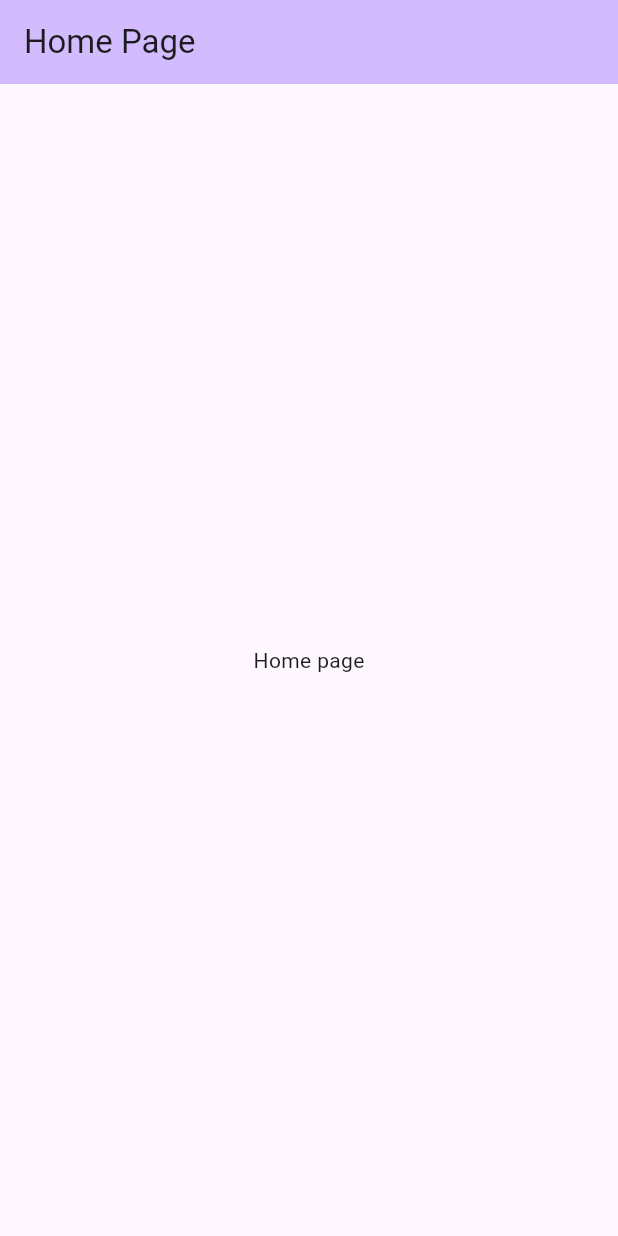
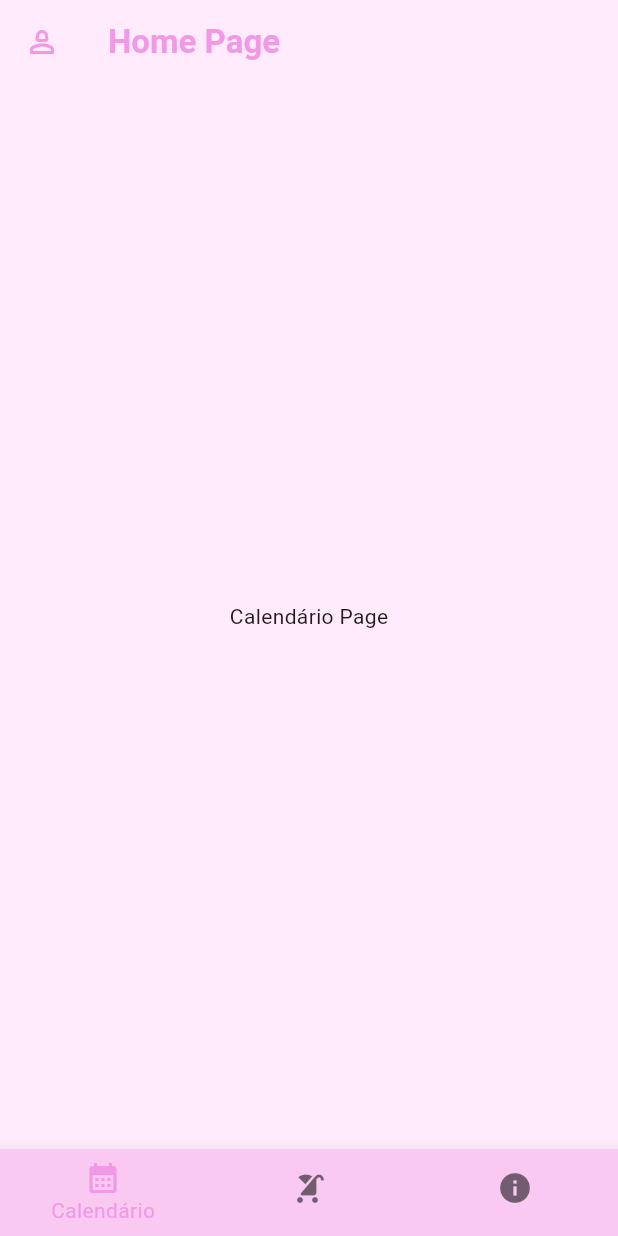
Before and after one commit to gabrielnuss/app_bumpbuddy, a Flutter app: the screen it shows after launch, on a phone screen of 412 x 824 dp. Run offline on Flutter 3.47's test engine with Material 2 defaults, Android fonts, the light colour scheme and no system bars.

Commit message:
adicionado telas lista de semanas

```diff
--- a/app_bumpbuddy/lib/app.dart
+++ b/app_bumpbuddy/lib/app.dart
@@ -9,7 +9,11 @@ class MyApp extends StatelessWidget {
     return MaterialApp(
       title: 'Flutter Demo',
       theme: ThemeData(
-        colorScheme: ColorScheme.fromSeed(seedColor: Colors.deepPurple),
+        colorScheme: ColorScheme.fromSeed(
+            seedColor: Colors.pink,
+            background: Color.fromARGB(255, 255, 235, 252),
+            primary: Color.fromARGB(255, 249, 201, 242),
+            inverseSurface: Color.fromARGB(255, 242, 153, 230)),
         useMaterial3: true,
       ),
       home: const MyHomePage(),
--- a/app_bumpbuddy/lib/pages/calendario_page.dart
+++ b/app_bumpbuddy/lib/pages/calendario_page.dart
@@ -0,0 +1,17 @@
+import 'package:flutter/material.dart';
+
+class CalendarioPage extends StatefulWidget {
+  const CalendarioPage({super.key});
+
+  @override
+  State<CalendarioPage> createState() => _CalendarioPageState();
+}
+
+class _CalendarioPageState extends State<CalendarioPage> {
+  @override
+  Widget build(BuildContext context) {
+    return Center(
+      child: Text("Calendário Page"),
+    );
+  }
+}
--- a/app_bumpbuddy/lib/pages/home_page.dart
+++ b/app_bumpbuddy/lib/pages/home_page.dart
@@ -1,3 +1,6 @@
+import 'package:app_bumpbuddy/pages/calendario_page.dart';
+import 'package:app_bumpbuddy/pages/dicas_page.dart';
+import 'package:app_bumpbuddy/pages/semanas_page.dart';
 import 'package:flutter/material.dart';
 
 class MyHomePage extends StatefulWidget {
@@ -8,14 +11,54 @@ class MyHomePage extends StatefulWidget {
 }
 
 class _MyHomePageState extends State<MyHomePage> {
+  PageController pageController = PageController();
+  int posicaoPagina = 0;
+
   @override
   Widget build(BuildContext context) {
-    return Scaffold(
-      appBar: AppBar(
-        backgroundColor: Theme.of(context).colorScheme.inversePrimary,
-        title: const Text("Home Page"),
+    return SafeArea(
+      child: Scaffold(
+        backgroundColor: Theme.of(context).colorScheme.background,
+        appBar: AppBar(
+          leading: Icon(
+            Icons.person_2_outlined,
+            color: Theme.of(context).colorScheme.inverseSurface,
+          ),
+          backgroundColor: Theme.of(context).colorScheme.background,
+          title: Text(
+            "Home Page",
+            style: TextStyle(
+                color: Theme.of(context).colorScheme.inverseSurface,
+                fontWeight: FontWeight.bold),
+          ),
+        ),
+        body: PageView(
+          controller: pageController,
+          onPageChanged: (value) {
+            setState(() {
+              posicaoPagina = value;
+            });
+          },
+          children: const [CalendarioPage(), SemanasPage(), DicasPage()],
+        ),
+        bottomNavigationBar: BottomNavigationBar(
+            selectedItemColor: Theme.of(context).colorScheme.inverseSurface,
+            backgroundColor: Theme.of(context).colorScheme.primary,
+            showUnselectedLabels: false,
+            onTap: (value) {
+              setState(() {
+                pageController.jumpToPage(value);
+              });
+            },
+            currentIndex: posicaoPagina,
+            items: const [
+              BottomNavigationBarItem(
+                  label: "Calendário", icon: Icon(Icons.calendar_month)),
+              BottomNavigationBarItem(
+                  label: "Semanas", icon: Icon(Icons.stroller)),
+              BottomNavigationBarItem(label: "Dicas", icon: Icon(Icons.info)),
+            ]),
       ),
-      body: const Center(child: Text("Home page")),
     );
   }
 }
--- a/app_bumpbuddy/pubspec.yaml
+++ b/app_bumpbuddy/pubspec.yaml
@@ -32,9 +32,11 @@ dependencies:
     sdk: flutter
 
 
+
   # The following adds the Cupertino Icons font to your application.
   # Use with the CupertinoIcons class for iOS style icons.
   cupertino_icons: ^1.0.2
+  flutter_staggered_grid_view: ^0.4.0
 
 dev_dependencies:
   flutter_test:
@@ -59,8 +61,8 @@ flutter:
   uses-material-design: true
 
   # To add assets to your application, add an assets section, like this:
-  # assets:
-  #   - images/a_dot_burr.jpeg
+  assets:
+    - lib/assets/images/bump_buddy.png
   #   - images/a_dot_ham.jpeg
 
   # An image asset can refer to one or more resolution-specific "variants", see
```
Also changed, not shown: app_bumpbuddy/lib/pages/dicas_page.dart (+17 -0 lines), app_bumpbuddy/lib/pages/semanas_page.dart (+81 -0 lines), app_bumpbuddy/lib/assets/images/bump_buddy.png (added), app_bumpbuddy/pubspec.lock.
